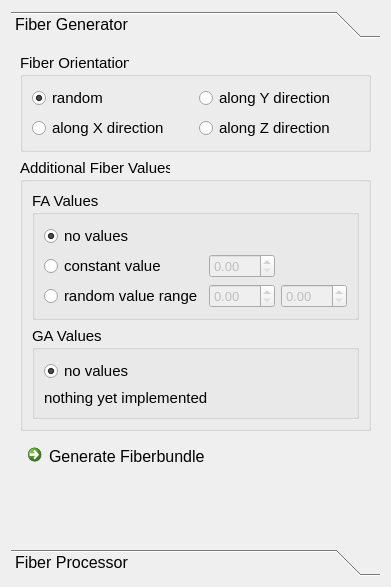
This is Modules/Bundles/org.mitk.gui.qt.diffusionimaging/src/internal/QmitkFiberBundleDeveloperViewControls.ui in MITK/MITK as Qt 5 draws it before an edit. The edited form follows.
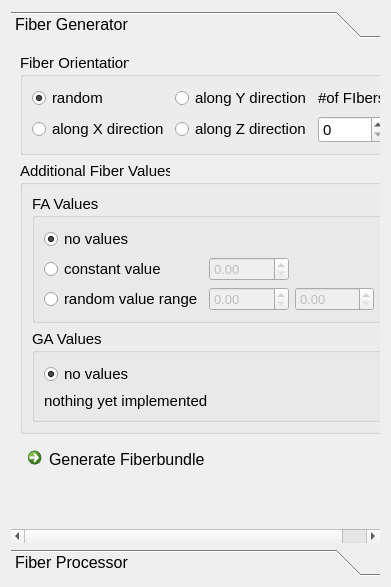
This is the edited form. The open tabs and pages were chosen to show the change.

Commit message: generate random points

```diff
--- a/Modules/Bundles/org.mitk.gui.qt.diffusionimaging/src/internal/QmitkFiberBundleDeveloperViewControls.ui
+++ b/Modules/Bundles/org.mitk.gui.qt.diffusionimaging/src/internal/QmitkFiberBundleDeveloperViewControls.ui
@@ -50,14 +50,14 @@
           <string>Fiber Orientation</string>
          </property>
          <layout class="QGridLayout" name="gridLayout_5">
-          <item row="2" column="0">
+          <item row="3" column="0">
            <widget class="QRadioButton" name="radioButton_directionX">
             <property name="text">
              <string>along X direction</string>
             </property>
            </widget>
           </item>
-          <item row="1" column="0">
+          <item row="2" column="0">
            <widget class="QRadioButton" name="radioButton_directionRandom">
             <property name="text">
              <string>random</string>
@@ -67,20 +67,35 @@
             </property>
            </widget>
           </item>
-          <item row="2" column="1">
+          <item row="3" column="1">
            <widget class="QRadioButton" name="radioButton_directionZ">
             <property name="text">
              <string>along Z direction</string>
             </property>
            </widget>
           </item>
-          <item row="1" column="1">
+          <item row="2" column="1">
            <widget class="QRadioButton" name="radioButton_directionY">
             <property name="text">
              <string>along Y direction</string>
             </property>
            </widget>
           </item>
+          <item row="3" column="2">
+           <widget class="QSpinBox" name="boxFiberNumbers"/>
+          </item>
+          <item row="2" column="2">
+           <widget class="QLabel" name="label">
+            <property name="font">
+             <font>
+              <pointsize>11</pointsize>
+             </font>
+            </property>
+            <property name="text">
+             <string>#of FIbers</string>
+            </property>
+           </widget>
+          </item>
          </layout>
         </widget>
        </item>
```
Left out of the diff: 2 changed lines with no effect on the pictures. The commit also changes 2 other files.
